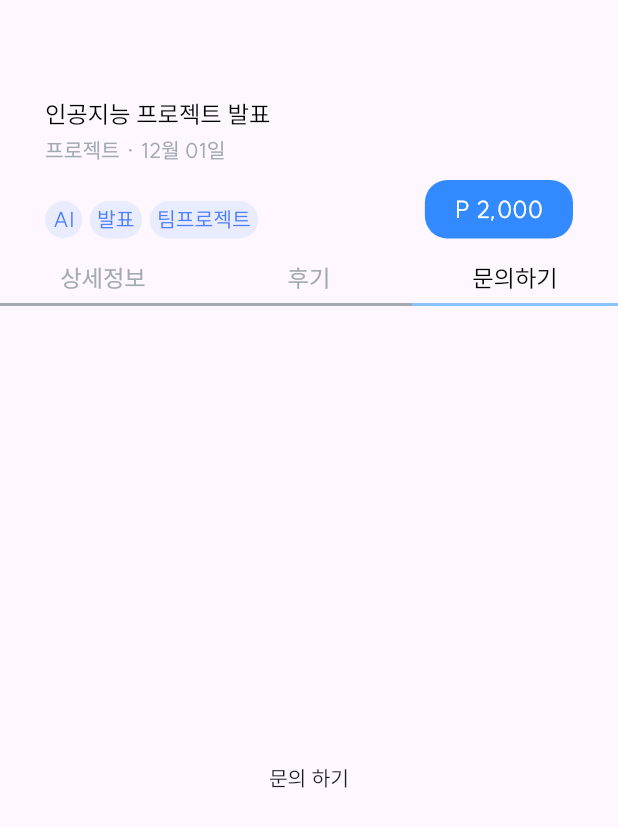
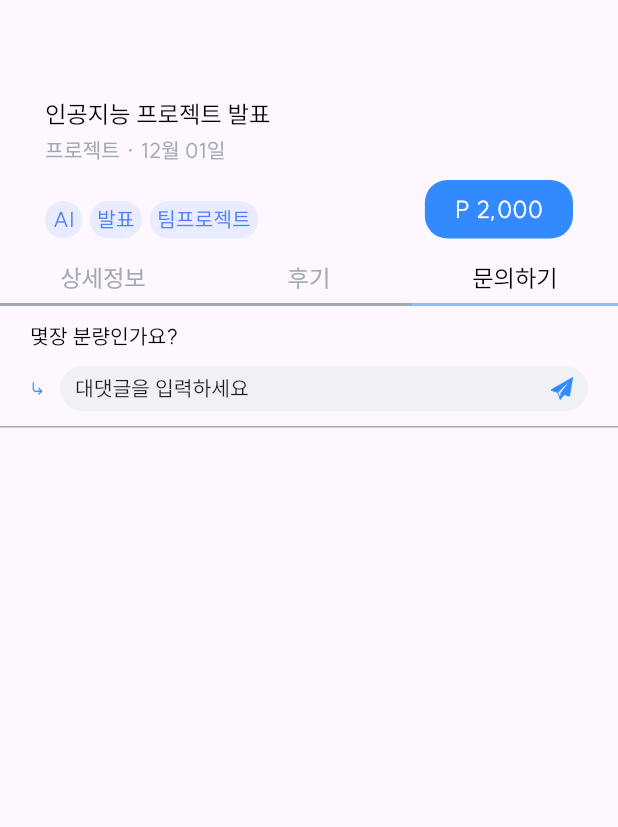
Before and after one commit to 9oormthon-univ/2024_DANPOON_TEAM_54_FE, a Flutter app: the PostDetailScreen widget shown alone on an empty page, opened directly, after a tap on "후기", after a tap on "문의하기", on a phone screen of 412 x 824 dp. Shown: the top 827 px of the screen. Run offline on Flutter 3.47's test engine with Material 3 defaults, Android fonts, the light colour scheme and no system bars; our stand-ins replace flutter_riverpod, go_router; network calls fail; project files that could hold a hidden picture were left out.

Commit message:
[feat] 문의 UI 작업

```diff
--- a/lib/home/view/postdetail_screen.dart
+++ b/lib/home/view/postdetail_screen.dart
@@ -1,13 +1,11 @@
-import 'dart:ffi';
-
 import 'package:flutter/cupertino.dart';
 import 'package:flutter/material.dart';
 import 'package:flutter/widgets.dart';
 import 'package:papar_plane/common/component/post_widget.dart';
 import 'package:papar_plane/common/variable/colors.dart';
+import 'package:papar_plane/common/variable/image_path.dart';
 import 'package:papar_plane/common/variable/textstyle.dart';
 import 'package:papar_plane/home/model/home_list_model.dart';
-import 'package:papar_plane/home/view/home_screen.dart';
 import 'package:papar_plane/user/component/user_image.dart';
 
 class PostDetailScreen extends StatefulWidget {
@@ -57,7 +55,7 @@ A+ 평가를 받았던 과목이므로, 과제할때 참고하시면 많은 도
           mainAxisAlignment: MainAxisAlignment.spaceAround,
           children: [
             SizedBox(
-              height: 40,
+              height: 30,
               child: ListView.builder(
                   shrinkWrap: true,
                   scrollDirection: Axis.horizontal,
@@ -93,29 +91,92 @@ A+ 평가를 받았던 과목이므로, 과제할때 참고하시면 많은 도
       );
     } else if (tabValue == "후기") {
       return ListView.builder(
+        padding: EdgeInsets.zero,
+        shrinkWrap: true,
         itemCount: 30,
         itemBuilder: (BuildContext context, int index) {
-          return commentBox(
-              "내용 구성도 좋고, 자료도 많아서 과제할 때 정말 유용하게 잘 참고했습니다!",
+          return commentBox("""내용 구성도 좋고, 자료도 많아서 과제할 때 정말 유용하게 잘 참고했습니다
+              !12321213123123123213""",
               DateTime(2024, 11, 17, 20, 45),
               "https://cdn.imweb.me/upload/S20210807d1f68b7a970c2/7170113c6a983.jpg",
               "페이퍼플레인");
         },
       );
+
       // Center(
       //   child:
       //   Text(
-      //     "후기 콘텐츠를 여기에 추가하세요.",
+      //     "후기 가 없을 때 나오는 Text",
       //     style: PaperPlaneTS.regular(fontSize: 14),
       //   ),
       // );
     } else if (tabValue == "문의하기") {
-      return Center(child: Text(" 문의 하기 "));
+      return inquiry("몇장 분량인가요?");
     } else {
       return Center(
         child: Text("탭 콘텐츠를 준비하세요."),
       );
     }
+  }
+
+  Widget inquiry(String text) {
+    return Column(
+      children: [
+        Padding(
+          padding: const EdgeInsets.symmetric(vertical: 10, horizontal: 20),
+          child: Column(
+            children: [
+              Row(
+                mainAxisAlignment: MainAxisAlignment.start,
+                children: [
+                  Text(
+                    text,
+                    style: PaperPlaneTS.regular(fontSize: 14),
+                  )
+                ],
+              ),
+              SizedBox(
+                height: 10,
+              ),
+              Row(
+                mainAxisAlignment: MainAxisAlignment.start,
+                children: [
+                  Image.asset(
+                    PaperPlaneImgPath.reply,
+                    width: 10,
+                    fit: BoxFit.cover,
+                  ),
+                  SizedBox(
+                    width: 10,
+                  ),
+                  Expanded(
+                    child: Container(
+                      padding: EdgeInsets.symmetric(horizontal: 10),
+                      height: 30,
+                      decoration: BoxDecoration(
+                          borderRadius: BorderRadius.circular(20),
+                          color: PaperPlaneColor.greyColorEF),
+                      child: Row(
+                        mainAxisAlignment: MainAxisAlignment.spaceBetween,
+                        children: [
+                          Text("대댓글을 입력하세요"),
+                          Image.asset(
+                            PaperPlaneImgPath.colored_paper_plane,
+                            width: 15,
+                            fit: BoxFit.cover,
+                          ),
+                        ],
+                      ),
+                    ),
+                  )
+                ],
+              )
+            ],
+          ),
+        ),
+        customDivider()
+      ],
+    );
   }
 
   Widget commentBox(
@@ -161,12 +222,16 @@ A+ 평가를 받았던 과목이므로, 과제할때 참고하시면 많은 도
             ],
           ),
         ),
-        Container(
-          height: 1,
-          width: MediaQuery.of(context).size.width,
-          color: PaperPlaneColor.greyColorA1,
-        )
+        customDivider()
       ],
+    );
+  }
+
+  Container customDivider() {
+    return Container(
+      height: 1,
+      width: MediaQuery.of(context).size.width,
+      color: PaperPlaneColor.greyColorA1,
     );
   }
 
```
